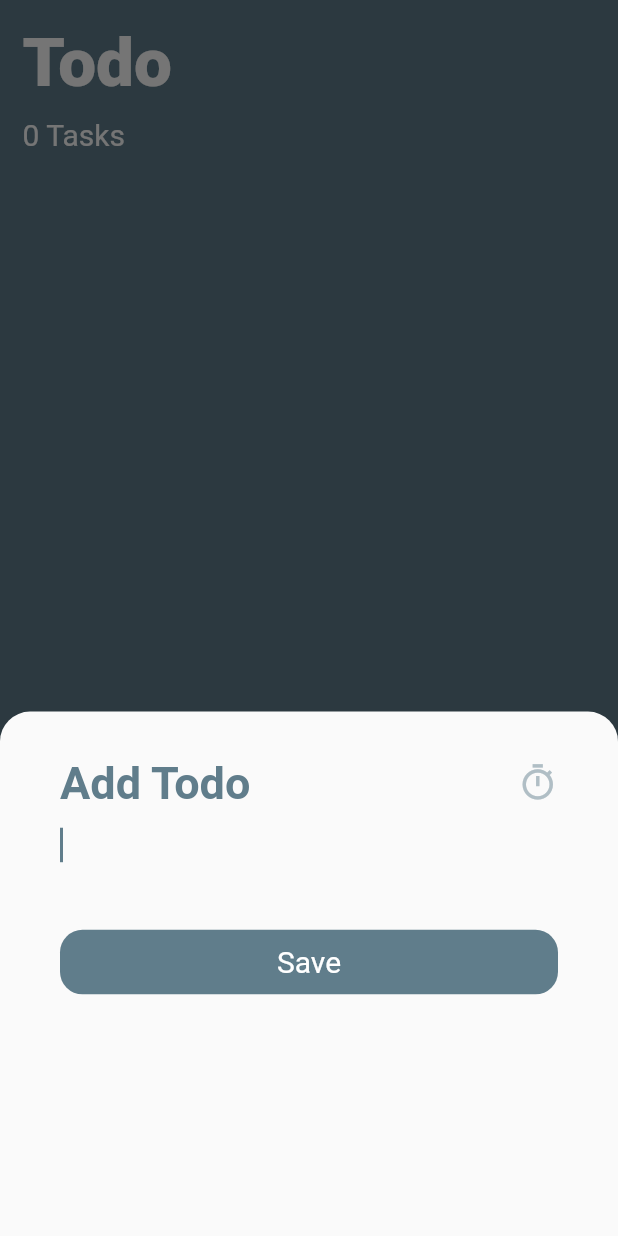
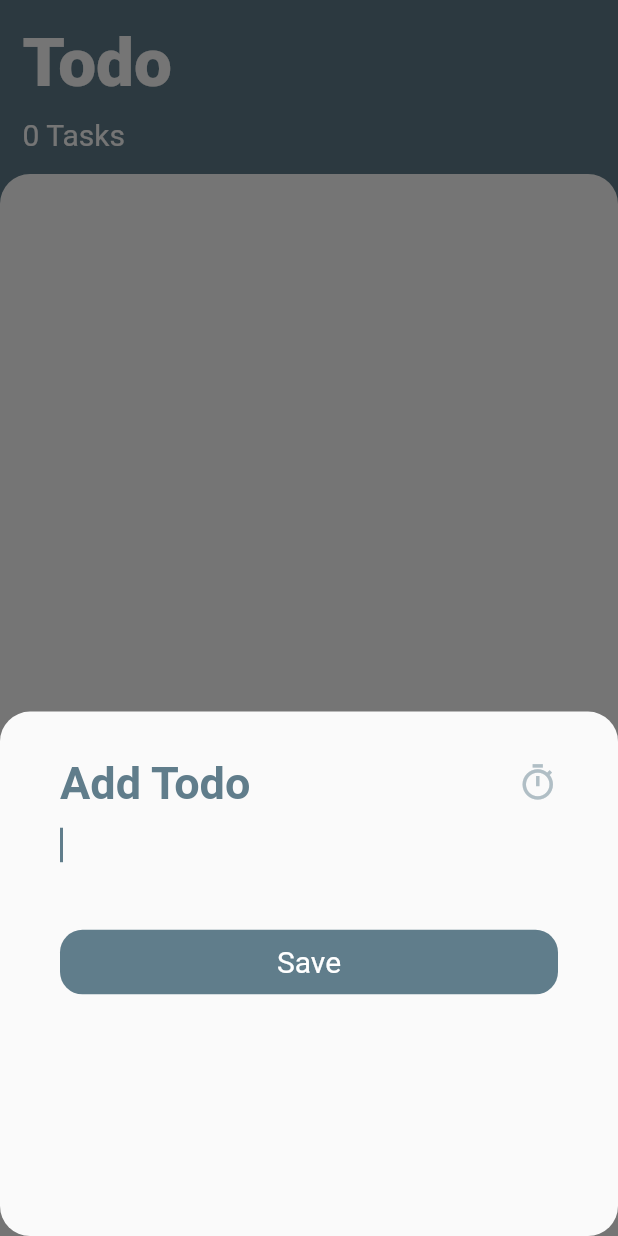
Before and after one commit to aaort/todos, a Flutter app: the screen it shows after launch, after a tap on the "edit" icon, on a phone screen of 412 x 824 dp. Run offline on Flutter 3.47's test engine with Material 2 defaults, Android fonts, the phone set to English and light mode, and no system bars; our stand-ins replace flutter_local_notifications, timezone; missing offline and left inert: flutter_dismissible_tile.

Commit message:
define todo list padding and rounded border styles in Styles

```diff
--- a/lib/styles.dart
+++ b/lib/styles.dart
@@ -12,7 +12,7 @@
         decoration: checked ? TextDecoration.lineThrough : TextDecoration.none);
   }
 
-  BoxDecoration get getTodoListContainerStyle {
+  BoxDecoration get todoListContainerDecoration {
     return const BoxDecoration(
       color: Colors.white,
       borderRadius: BorderRadius.vertical(
@@ -20,4 +20,17 @@
       ),
     );
   }
+
+  EdgeInsets get todoListPadding {
+    return const EdgeInsets.symmetric(
+      vertical: 20.0,
+      horizontal: 10.0,
+    );
+  }
+
+  ShapeBorder getRoundedBordersShape(num round) {
+    return RoundedRectangleBorder(
+      borderRadius: BorderRadius.circular(round.toDouble()),
+    );
+  }
 }
--- a/lib/widgets/modal_bottom_sheet.dart
+++ b/lib/widgets/modal_bottom_sheet.dart
@@ -1,4 +1,5 @@
 import 'package:flutter/material.dart';
+import 'package:todos/styles.dart';
 
 void popupModalBottomSheet({
   required BuildContext context,
@@ -8,11 +9,7 @@
   showModalBottomSheet<void>(
     context: context,
     isScrollControlled: true,
-    shape: const RoundedRectangleBorder(
-      borderRadius: BorderRadius.vertical(
-        top: Radius.circular(20),
-      ),
-    ),
+    shape: Styles(context).getRoundedBordersShape(20),
     builder: (context) => Padding(
       padding: padding ?? const EdgeInsets.symmetric(vertical: 10.0),
       child: child,
```
